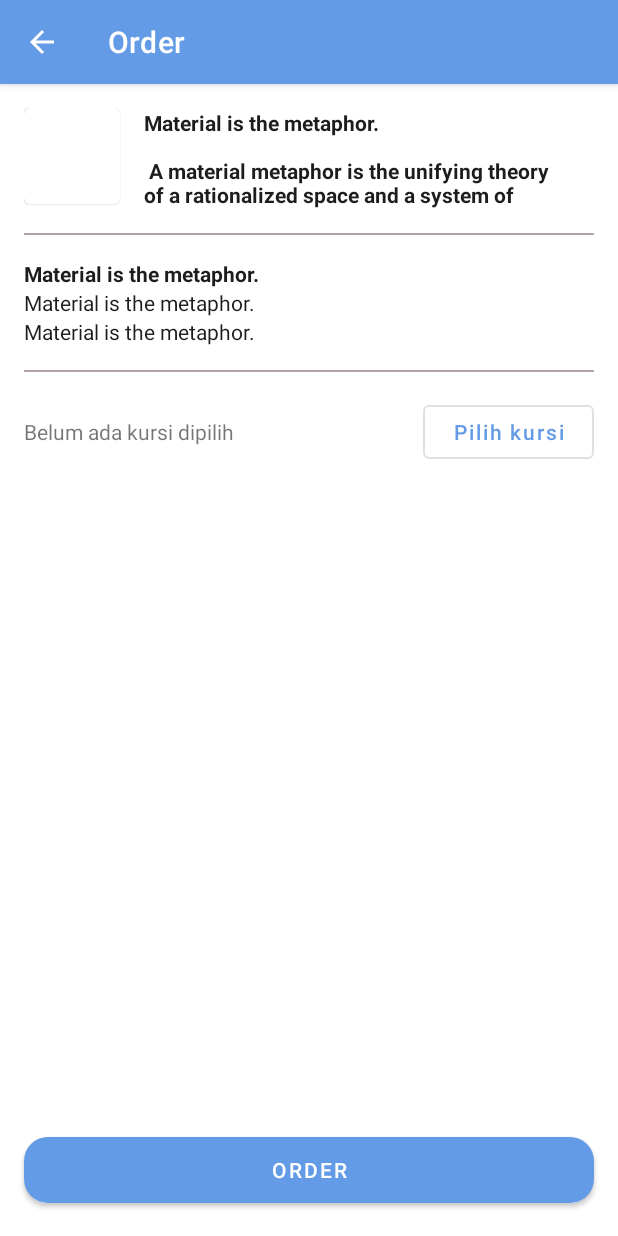
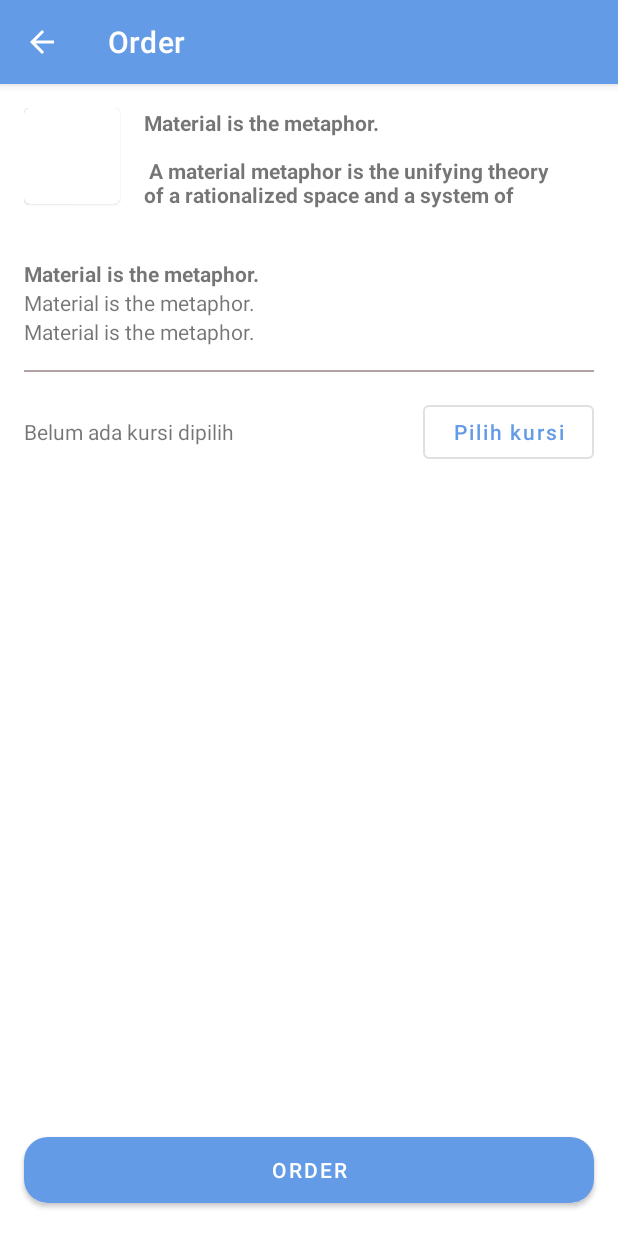
Before and after one commit to ydhnwb/GMCAndroid, an Android app: the OrderActivity screen opened directly, with no data from a screen before it, on a phone screen of 412 x 824 dp. Run offline under Robolectric (Android 15) with nearby library versions, the light colour scheme and no system bars; libraries missing offline, so code that uses them is left out: coil.api.load; pictures from the network do not load.

Commit message:
Fixed text color

```diff
--- a/app/src/main/res/layout/content_order.xml
+++ b/app/src/main/res/layout/content_order.xml
@@ -30,7 +30,6 @@
             <TextView
                 android:layout_marginStart="@dimen/margin_size_16"
                 android:id="@+id/order_movieName_textView"
-                android:textColor="@color/colorBlack"
                 android:textStyle="bold"
                 android:maxLines="4"
                 android:text="@string/large_text"
@@ -42,13 +41,11 @@
         <View
             android:layout_marginBottom="@dimen/margin_size_16"
             android:layout_marginTop="@dimen/margin_size_16"
-            android:background="@color/colorGray"
             android:layout_width="match_parent"
             android:layout_height="1dp"/>
 
         <TextView
             android:id="@+id/order_date_textView"
-            android:textColor="@color/colorBlack"
             android:textStyle="bold"
             android:maxLines="1"
             android:text="@string/large_text"
@@ -56,14 +53,12 @@
             android:layout_height="wrap_content"/>
         <TextView
             android:id="@+id/order_hour_textView"
-            android:textColor="@color/colorBlack"
             android:maxLines="1"
             android:text="@string/large_text"
             android:layout_width="match_parent"
             android:layout_height="wrap_content"/>
         <TextView
             android:id="@+id/order_studio_textView"
-            android:textColor="@color/colorBlack"
             android:maxLines="1"
             android:text="@string/large_text"
             android:layout_width="match_parent"
```
